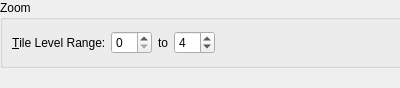
Before: the Qt Designer form src/lib/TileLevelRangeWidget.ui in KDE/marble, drawn with Qt 5.
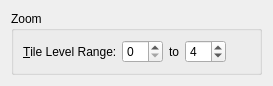
After: the same form once the commit is applied.

Commit message: Add a layout to TileLevelRangeWidget. Without it, the download region dialog can hide it which results in the zoom controls not being visible on Maemo.

Diff of the .ui file:
```diff
--- a/src/lib/TileLevelRangeWidget.ui
+++ b/src/lib/TileLevelRangeWidget.ui
@@ -6,22 +6,16 @@
    <rect>
     <x>0</x>
     <y>0</y>
-    <width>400</width>
-    <height>88</height>
+    <width>273</width>
+    <height>76</height>
    </rect>
   </property>
   <property name="windowTitle">
    <string>Form</string>
   </property>
+  <layout class="QVBoxLayout" name="verticalLayout">
+   <item>
   <widget class="QGroupBox" name="groupBox_2">
-   <property name="geometry">
-    <rect>
-     <x>0</x>
-     <y>0</y>
-     <width>450</width>
-     <height>68</height>
-    </rect>
-   </property>
    <property name="title">
     <string>Zoom</string>
    </property>
@@ -94,6 +88,8 @@
     </item>
    </layout>
   </widget>
+   </item>
+  </layout>
  </widget>
  <resources/>
  <connections/>
```
Lines whose indentation alone changed are shown as unchanged.
